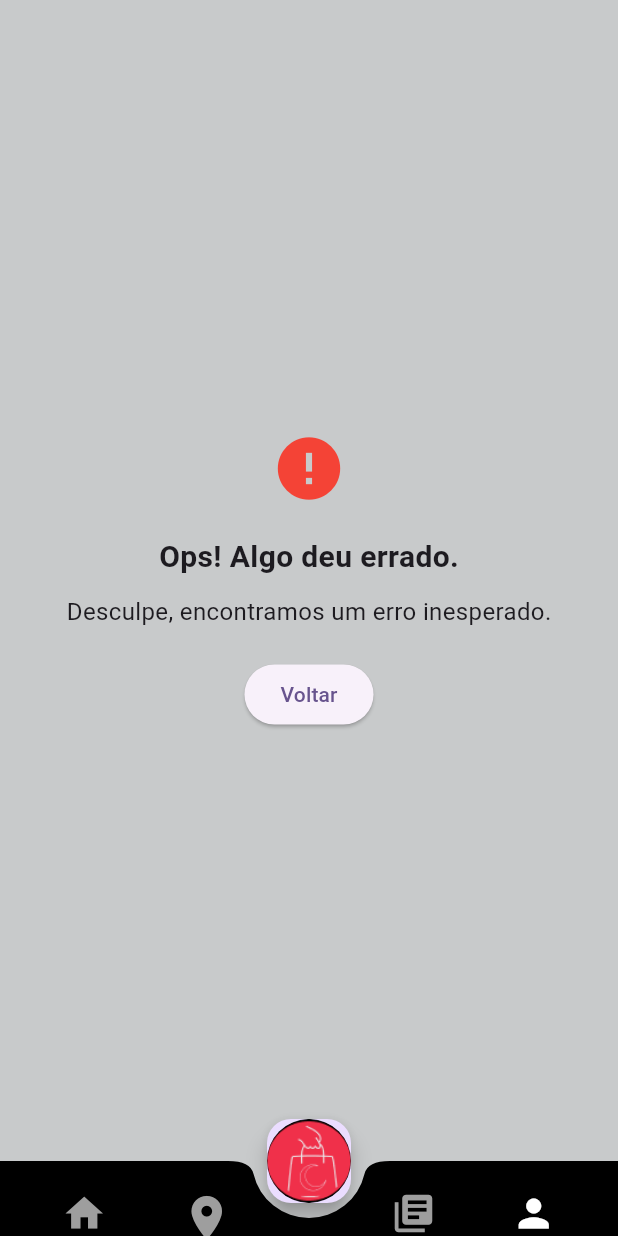
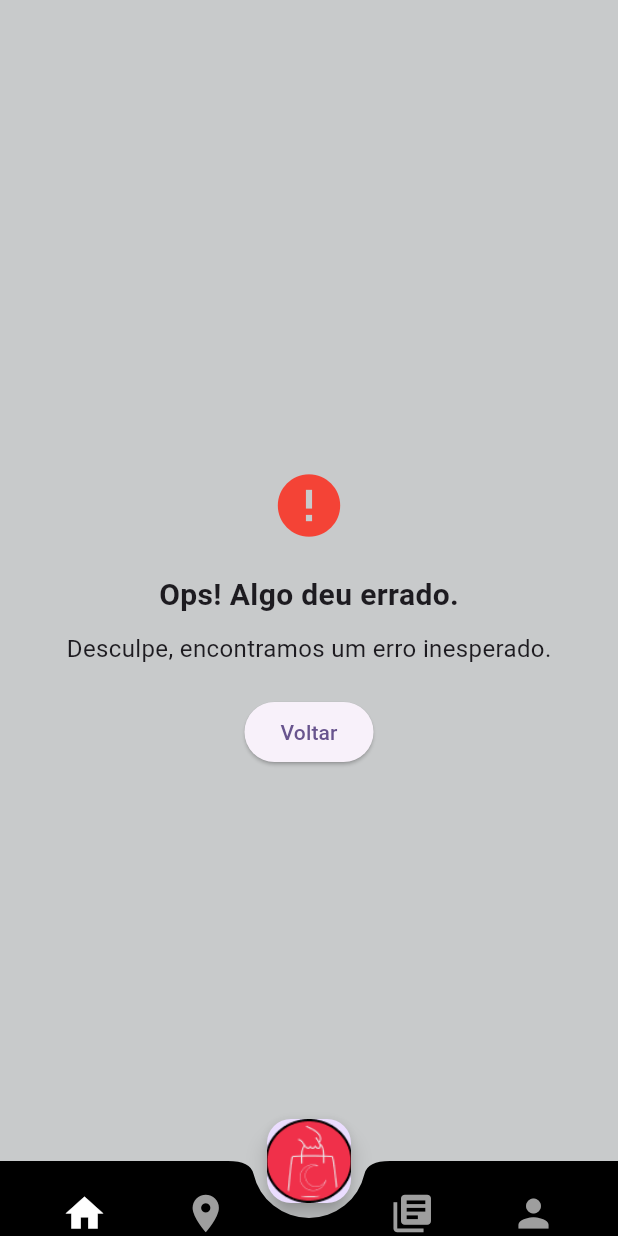
Before and after one commit to Joaosamaia/Project-Nyx, a Flutter app: the Erro screen opened directly, after a tap on "Voltar", on a phone screen of 412 x 824 dp. Run offline on Flutter 3.47's test engine with Material 2 defaults, Android fonts, the phone set to English and light mode, and no system bars; our stand-ins replace cloud_firestore, firebase_auth, firebase_core, geolocator, google_maps_flutter; missing offline and left inert: whatsapp_unilink; accounts and stored records are empty.

Commit message:
Update erro.dart
Signed-off-by: João Lucas S. A. Maia <130009108+Joaosamaia@users.noreply.github.com>

```diff
--- a/lib/Screens/erro.dart
+++ b/lib/Screens/erro.dart
@@ -6,41 +6,45 @@ class Erro extends StatelessWidget {
   @override
   Widget build(BuildContext context) {
     return Scaffold(
-      backgroundColor: Color.fromARGB(255, 200, 202, 203),
+      backgroundColor: const Color.fromARGB(255, 200, 202, 203),
       body: Center(
         child: Column(
           mainAxisAlignment: MainAxisAlignment.center,
           children: [
-            Icon(
+            const Icon(
               Icons.error,
               color: Colors.red,
               size: 50,
             ),
-            SizedBox(height: 20),
-            Text(
+            const SizedBox(height: 20),
+            const Text(
               "Ops! Algo deu errado.",
               style: TextStyle(fontSize: 20, fontWeight: FontWeight.bold),
             ),
-            SizedBox(height: 10),
-            Text(
+            const SizedBox(height: 10),
+            const Text(
               "Desculpe, encontramos um erro inesperado.",
               style: TextStyle(fontSize: 16),
             ),
-            SizedBox(height: 20),
+            const SizedBox(height: 20),
             ElevatedButton(
-              onPressed: () {
-              },
-              child: Text("Voltar"),
+              onPressed: () {},
+              child: const Text("Voltar"),
             ),
           ],
         ),
       ),
-
-      extendBodyBehindAppBar: true,
+      extendBody: true,
       floatingActionButtonLocation: FloatingActionButtonLocation.centerDocked,
-      floatingActionButton: FloatingActionButton(
-        onPressed: () {},
-        child: ClipOval(
+      floatingActionButton: GestureDetector(
+        onDoubleTap: () {
+          Navigator.pushNamed(context, '/new');
+        },
+        onLongPress: () {
+          sendWhatsapp();
+        },
+        child: FloatingActionButton(
+          onPressed: () {},
           child: Image.asset(
             "assets/images/logoR.png",
             width: 1500.0,
@@ -54,7 +58,6 @@ class Erro extends StatelessWidget {
         notchMargin: 10.0,
         clipBehavior: Clip.antiAlias,
         color: Colors.black,
-        elevation: 0,
         height: 50,
         child: Container(
           padding: const EdgeInsets.only(bottom: 0.0),
@@ -62,21 +65,19 @@ class Erro extends StatelessWidget {
             mainAxisAlignment: MainAxisAlignment.spaceAround,
             children: [
               IconButton(
-                icon: const Icon(Icons.home, color: Colors.grey),
+                icon: const Icon(Icons.home, color: Colors.white),
                 iconSize: 30.0,
-                onPressed: () {
-                  Navigator.of(context).pushNamed(
-                    '/home1',
-                  );
-                },
+                onPressed: () {},
               ),
               IconButton(
                 icon: const Icon(
                   Icons.location_on,
                   color: Colors.grey,
                 ),
-                iconSize: 35.0,
-                onPressed: () {},
+                iconSize: 30.0,
+                onPressed: () {
+                  Navigator.pushNamed(context, '/map');
+                },
               ),
               const SizedBox(width: 24.0),
               IconButton(
@@ -92,7 +93,7 @@ class Erro extends StatelessWidget {
               IconButton(
                 icon: const Icon(
                   Icons.person,
-                  color: Colors.white,
+                  color: Colors.grey,
                 ),
                 iconSize: 30.0,
                 onPressed: () {},
@@ -104,6 +105,3 @@ class Erro extends StatelessWidget {
     );
   }
 }
-    );
-  }
-}
```
